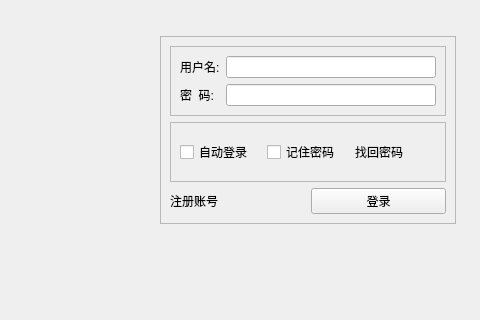
Westrel/simulationQQ, file ui/login.ui: the form before one commit; both pictures show x 0 to 480 and y 84 to 404 of the 651 by 404 pixel window.
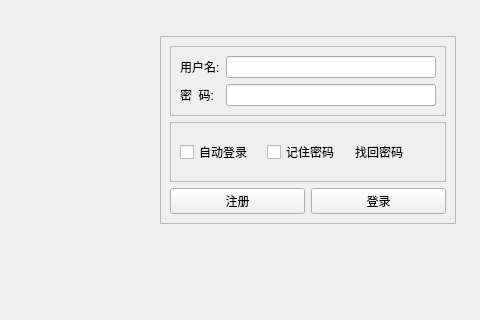
The form after the commit.

What changed in the file:
```diff
--- a/ui/login.ui
+++ b/ui/login.ui
@@ -69,28 +69,6 @@
        </layout>
       </widget>
      </item>
-     <item row="6" column="0">
-      <widget class="QLabel" name="reg_btn">
-       <property name="cursor">
-        <cursorShape>ArrowCursor</cursorShape>
-       </property>
-       <property name="mouseTracking">
-        <bool>true</bool>
-       </property>
-       <property name="frameShadow">
-        <enum>QFrame::Sunken</enum>
-       </property>
-       <property name="text">
-        <string>注册账号</string>
-       </property>
-       <property name="scaledContents">
-        <bool>false</bool>
-       </property>
-       <property name="margin">
-        <number>0</number>
-       </property>
-      </widget>
-     </item>
      <item row="6" column="1">
       <widget class="QPushButton" name="login_btn">
        <property name="text">
@@ -130,6 +108,13 @@
        </layout>
       </widget>
      </item>
+     <item row="6" column="0">
+      <widget class="QPushButton" name="reg_btn">
+       <property name="text">
+        <string>注册</string>
+       </property>
+      </widget>
+     </item>
     </layout>
    </widget>
   </widget>
```
